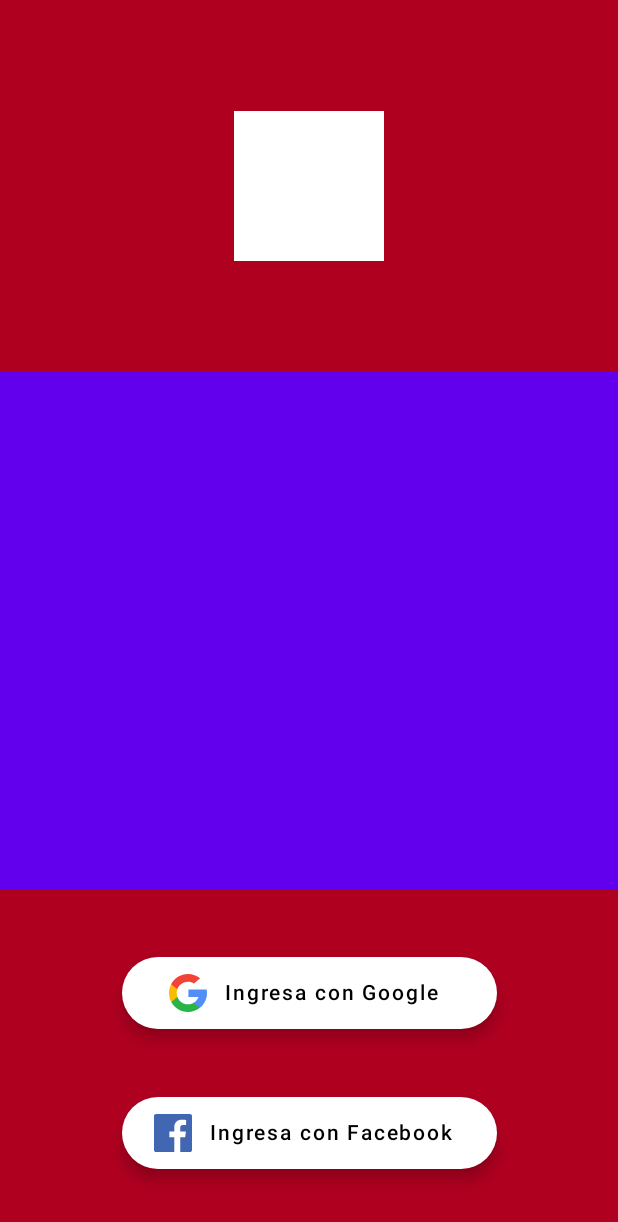
After one commit to Hcnc100/BlogCompose, an Android app built with Jetpack Compose: the composable AuthScreen shown on its own in the app's theme, on a phone screen of 412 x 824 dp. The commit adds this screen. Shown: the top 1222 px of the screen. Run offline under Robolectric (Android 15) with nearby library versions, the phone set to English and light mode, and no system bars.

```diff
--- /dev/null
+++ b/app/src/main/java/com/nullpointer/blogcompose/ui/screens/authScreen/AuthScreen.kt
@@ -0,0 +1,61 @@
+package com.nullpointer.blogcompose.ui.screens.authScreen
+
+import androidx.compose.foundation.background
+import androidx.compose.foundation.layout.*
+import androidx.compose.material.*
+import androidx.compose.runtime.Composable
+import androidx.compose.ui.Alignment
+import androidx.compose.ui.Modifier
+import androidx.compose.ui.graphics.Color
+import androidx.compose.ui.res.painterResource
+import androidx.compose.ui.unit.dp
+import com.nullpointer.blogcompose.R
+
+@Composable
+fun AuthScreen() {
+    Scaffold(backgroundColor = MaterialTheme.colors.primary) {
+        Column(modifier = Modifier.fillMaxSize(), verticalArrangement = Arrangement.SpaceBetween) {
+            Box(modifier = Modifier
+                .fillMaxWidth()
+                .fillMaxHeight(0.3f)
+                .background(MaterialTheme.colors.error),
+                contentAlignment = Alignment.Center) {
+                Box(modifier = Modifier
+                    .size(100.dp)
+                    .background(Color.White)) {
+
+                }
+            }
+
+
+            Column(modifier = Modifier
+                .fillMaxWidth()
+                .fillMaxHeight(0.4f)
+                .background(MaterialTheme.colors.error),
+                verticalArrangement = Arrangement.SpaceEvenly,
+                horizontalAlignment = Alignment.CenterHorizontally
+            ) {
+                ExtendedFloatingActionButton(onClick = { /*TODO*/ },
+                    text = { Text("Ingresa con Google") },
+                    icon = {
+                        Icon(painterResource(id = R.drawable.ic_google),
+                            contentDescription = "",
+                            modifier = Modifier.size(25.dp), tint = Color.Unspecified)
+                    }, modifier = Modifier.width(250.dp),
+                    backgroundColor = Color.White)
+                ExtendedFloatingActionButton(onClick = { /*TODO*/ },
+                    text = { Text("Ingresa con Facebook") },
+                    icon = {
+                        Icon(painterResource(id = R.drawable.ic_facebook),
+                            contentDescription = "",
+                            modifier = Modifier.size(25.dp), tint = Color.Unspecified)
+                    },
+                    modifier = Modifier.width(250.dp),
+                    backgroundColor = Color.White
+                )
+            }
+
+
+        }
+    }
+}
--- /dev/null
+++ b/app/src/main/res/drawable/ic_facebook.xml
@@ -0,0 +1,12 @@
+<vector xmlns:android="http://schemas.android.com/apk/res/android"
+    android:width="512dp"
+    android:height="512dp"
+    android:viewportWidth="512"
+    android:viewportHeight="512">
+  <path
+      android:pathData="m483.738,0h-455.5c-15.598,0.008 -28.242,12.66 -28.238,28.262v455.5c0.008,15.598 12.66,28.242 28.262,28.238h455.477c15.605,0.004 28.258,-12.645 28.262,-28.25 0,-0.004 0,-0.008 0,-0.012v-455.5c-0.008,-15.598 -12.66,-28.242 -28.262,-28.238zM483.738,0"
+      android:fillColor="#4267b2"/>
+  <path
+      android:pathData="m353.5,512v-198h66.75l10,-77.5h-76.75v-49.359c0,-22.387 6.215,-37.641 38.316,-37.641h40.684v-69.129c-7.078,-0.941 -31.363,-3.047 -59.621,-3.047 -59,0 -99.379,36 -99.379,102.141v57.035h-66.5v77.5h66.5v198zM353.5,512"
+      android:fillColor="#fff"/>
+</vector>
--- /dev/null
+++ b/app/src/main/res/drawable/ic_google.xml
@@ -0,0 +1,18 @@
+<vector xmlns:android="http://schemas.android.com/apk/res/android"
+    android:width="512dp"
+    android:height="512dp"
+    android:viewportWidth="512"
+    android:viewportHeight="512">
+  <path
+      android:pathData="M113.47,309.408L95.648,375.94l-65.139,1.378C11.042,341.211 0,299.9 0,256c0,-42.451 10.324,-82.483 28.624,-117.732h0.014l57.992,10.632l25.404,57.644c-5.317,15.501 -8.215,32.141 -8.215,49.456C103.821,274.792 107.225,292.797 113.47,309.408z"
+      android:fillColor="#FBBB00"/>
+  <path
+      android:pathData="M507.527,208.176C510.467,223.662 512,239.655 512,256c0,18.328 -1.927,36.206 -5.598,53.451c-12.462,58.683 -45.025,109.925 -90.134,146.187l-0.014,-0.014l-73.044,-3.727l-10.338,-64.535c29.932,-17.554 53.324,-45.025 65.646,-77.911h-136.89V208.176h138.887L507.527,208.176L507.527,208.176z"
+      android:fillColor="#518EF8"/>
+  <path
+      android:pathData="M416.253,455.624l0.014,0.014C372.396,490.901 316.666,512 256,512c-97.491,0 -182.252,-54.491 -225.491,-134.681l82.961,-67.91c21.619,57.698 77.278,98.771 142.53,98.771c28.047,0 54.323,-7.582 76.87,-20.818L416.253,455.624z"
+      android:fillColor="#28B446"/>
+  <path
+      android:pathData="M419.404,58.936l-82.933,67.896c-23.335,-14.586 -50.919,-23.012 -80.471,-23.012c-66.729,0 -123.429,42.957 -143.965,102.724l-83.397,-68.276h-0.014C71.23,56.123 157.06,0 256,0C318.115,0 375.068,22.126 419.404,58.936z"
+      android:fillColor="#F14336"/>
+</vector>
```
Also changed, not shown: app/src/main/java/com/nullpointer/blogcompose/core/states/LoginStatus.kt (added, +10 -0 lines), app/src/main/java/com/nullpointer/blogcompose/data/remote/AuthDataSource.kt (+48 -0 lines), app/src/main/java/com/nullpointer/blogcompose/domain/auth/AuthRepoImpl.kt (added, +27 -0 lines), app/src/main/java/com/nullpointer/blogcompose/domain/auth/AuthRepository.kt (added, +16 -0 lines), app/src/main/java/com/nullpointer/blogcompose/inject/AppModule.kt (+14 -0 lines), app/src/main/java/com/nullpointer/blogcompose/presentation/AuthViewModel.kt (added, +42 -0 lines), app/src/main/java/com/nullpointer/blogcompose/ui/activitys/MainActivity.kt (+6 -5 lines).
